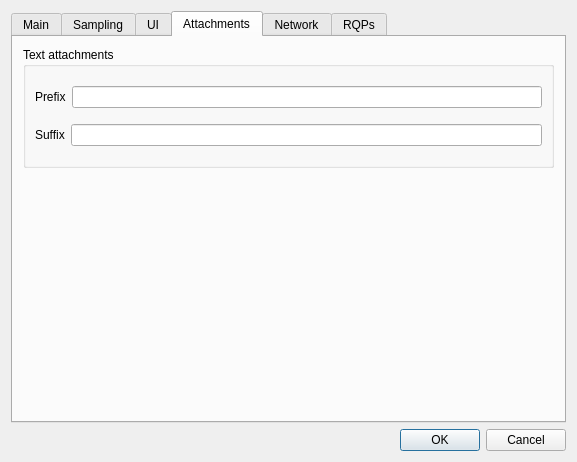
The window that anna_graphica/settingsdialog.ui (matrixsmaster/ANNA) describes before a commit, drawn with Qt 5.
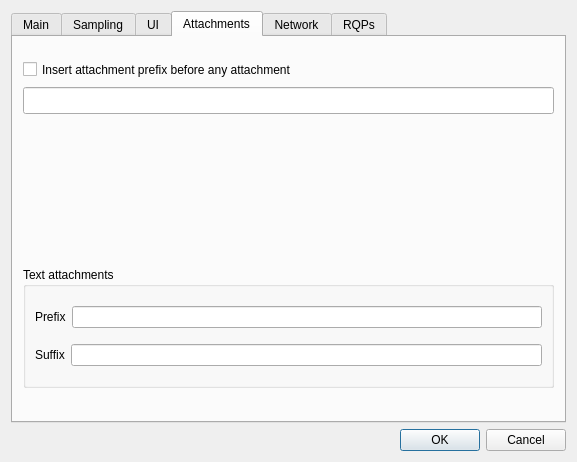
The same window after the commit. The open tabs and pages were chosen to show the change. Icons and pictures are not drawn.

Commit message: GUI: added attachment decorations and fixed splitting lines appearing in user input

What changed in the file:
```diff
--- a/anna_graphica/settingsdialog.ui
+++ b/anna_graphica/settingsdialog.ui
@@ -1062,7 +1062,7 @@
        <property name="geometry">
         <rect>
          <x>10</x>
-         <y>10</y>
+         <y>230</y>
          <width>531</width>
          <height>121</height>
         </rect>
@@ -1109,6 +1109,32 @@
         </item>
        </layout>
       </widget>
+      <widget class="QCheckBox" name="aaUsePrefix">
+       <property name="geometry">
+        <rect>
+         <x>10</x>
+         <y>20</y>
+         <width>531</width>
+         <height>25</height>
+        </rect>
+       </property>
+       <property name="text">
+        <string>Insert attachment prefix before any attachment</string>
+       </property>
+      </widget>
+      <widget class="QLineEdit" name="aaPrefix">
+       <property name="geometry">
+        <rect>
+         <x>10</x>
+         <y>50</y>
+         <width>531</width>
+         <height>27</height>
+        </rect>
+       </property>
+       <property name="toolTip">
+        <string>Use &quot;\n&quot; to insert newline; use &quot;%f&quot; to insert file name; use &quot;%p&quot; to insert full path</string>
+       </property>
+      </widget>
      </widget>
      <widget class="QWidget" name="tab_4">
       <attribute name="title">
```
Left out of the diff: 6 changed lines with no effect on the pictures. The commit also changes 3 other files.
